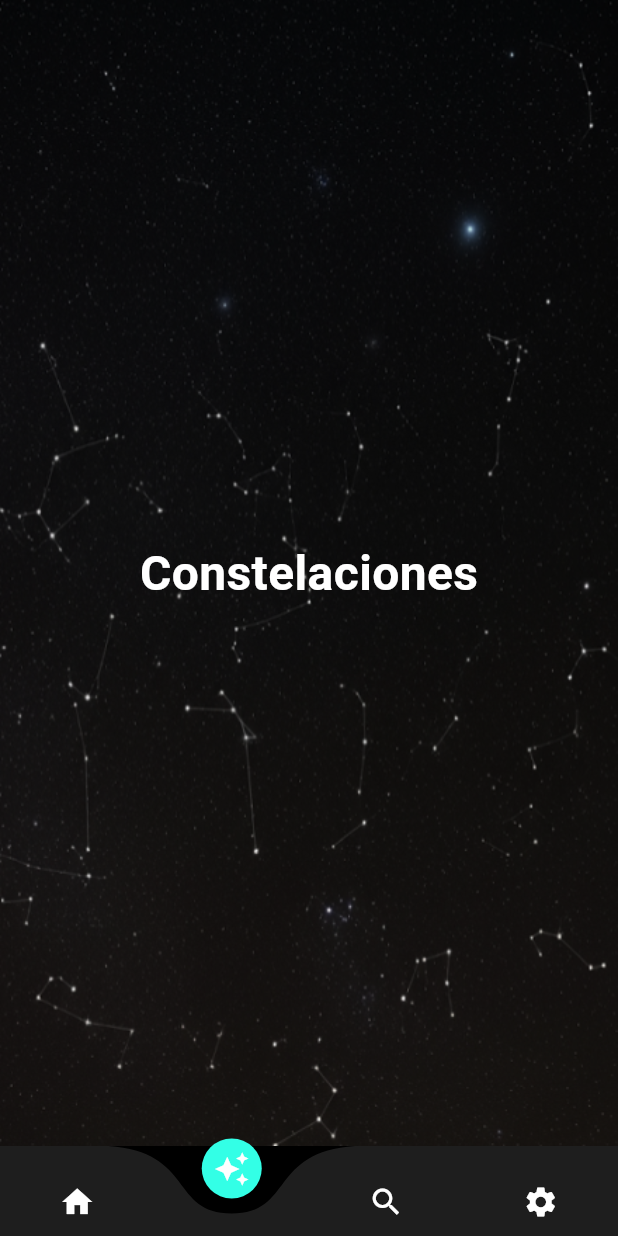
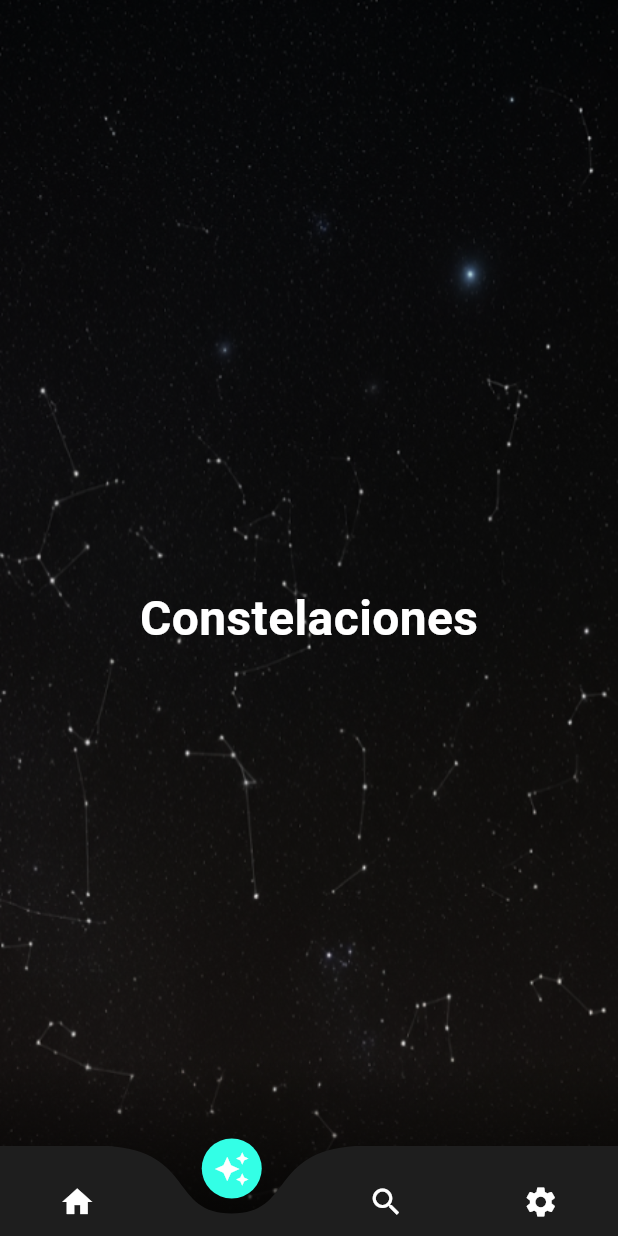
Before and after one commit to lh1862570-stack/flutternewapp, a Flutter app: the ConstellationsPage screen opened by its route, on a phone screen of 412 x 824 dp. Run offline on Flutter 3.47's test engine with Material 3 defaults, Android fonts, the phone set to English and light mode, and no system bars; drawn by our look-alikes of curved_navigation_bar; our stand-ins replace go_router, lottie, shared_preferences; accounts and stored records are empty.

Commit message:
se modifico el nav bar curvo

```diff
--- a/lib/screens/constellations.dart
+++ b/lib/screens/constellations.dart
@@ -7,7 +7,9 @@ class ConstellationsPage extends StatelessWidget {
   Widget build(BuildContext context) {
     return Scaffold(
       backgroundColor: Colors.black,
-      body: Stack(
+      body: SafeArea(
+        bottom: false,
+        child: Stack(
           fit: StackFit.expand,
           children: [
             Image.asset(
@@ -24,7 +26,27 @@ class ConstellationsPage extends StatelessWidget {
                 ),
               ),
             ),
+            Align(
+              alignment: Alignment.bottomCenter,
+              child: IgnorePointer(
+                child: Container(
+                  height: 120,
+                  decoration: BoxDecoration(
+                    gradient: LinearGradient(
+                      begin: Alignment.topCenter,
+                      end: Alignment.bottomCenter,
+                      colors: [
+                        Colors.transparent,
+                        Colors.black.withOpacity(0.4),
+                        Colors.black.withOpacity(0.8),
                       ],
+                    ),
+                  ),
+                ),
+              ),
+            ),
+          ],
+        ),
       ),
     );
   }
--- a/lib/screens/main_shell.dart
+++ b/lib/screens/main_shell.dart
@@ -26,6 +26,7 @@ class MainShell extends StatelessWidget {
 
     return Scaffold(
       backgroundColor: Colors.black,
+      extendBody: true,
       body: child,
       bottomNavigationBar: CurvedNavigationBar(
         index: currentIndex,
```
Also changed, not shown: lib/screens/home.dart (+23 -1 lines), lib/screens/search.dart (+23 -1 lines), lib/screens/settings.dart (+23 -1 lines). Lines whose indentation alone changed are shown as unchanged.
